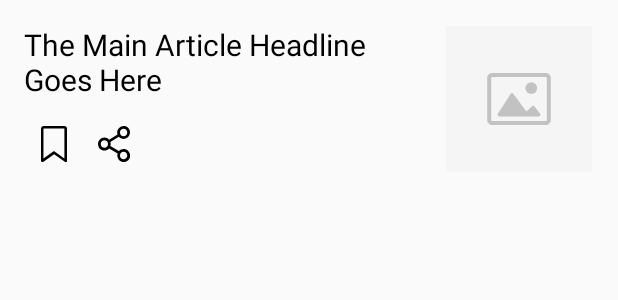
After one commit to danieldogeanu/NewsApp, an Android app: the layout news_item.xml on its own in the app's theme, with its tools: preview values and no code run, on a phone screen of 412 x 824 dp. The commit adds this screen. Shown: the top 300 px of the screen. Run offline under Robolectric (Android 15) with nearby library versions, the phone set to English and light mode, and no system bars.

Commit message:
Added News Item Layout File

```diff
--- /dev/null
+++ b/app/src/main/res/drawable/btn_bookmark.xml
@@ -0,0 +1,14 @@
+<?xml version="1.0" encoding="utf-8"?>
+<selector
+    xmlns:android="http://schemas.android.com/apk/res/android"
+    android:enterFadeDuration="@android:integer/config_shortAnimTime"
+    android:exitFadeDuration="@android:integer/config_mediumAnimTime">
+    <item
+        android:state_pressed="true"
+        android:drawable="@drawable/ic_bookmark_active" />
+    <item
+        android:state_active="true"
+        android:drawable="@drawable/ic_bookmark_active" />
+    <item
+        android:drawable="@drawable/ic_bookmark" />
+</selector>
--- /dev/null
+++ b/app/src/main/res/drawable/btn_share.xml
@@ -0,0 +1,14 @@
+<?xml version="1.0" encoding="utf-8"?>
+<selector
+    xmlns:android="http://schemas.android.com/apk/res/android"
+    android:enterFadeDuration="@android:integer/config_shortAnimTime"
+    android:exitFadeDuration="@android:integer/config_mediumAnimTime">
+    <item
+        android:state_pressed="true"
+        android:drawable="@drawable/ic_share_active" />
+    <item
+        android:state_active="true"
+        android:drawable="@drawable/ic_share_active" />
+    <item
+        android:drawable="@drawable/ic_share" />
+</selector>
--- /dev/null
+++ b/app/src/main/res/drawable/ic_bookmark.xml
@@ -0,0 +1,9 @@
+<vector xmlns:android="http://schemas.android.com/apk/res/android"
+    android:width="17dp"
+    android:height="24dp"
+    android:viewportWidth="17"
+    android:viewportHeight="24">
+  <path
+      android:fillColor="#FF000000"
+      android:pathData="M0.7,24.0378c-0.4,0 -0.7,-0.4 -0.7,-0.8v-21.3c0,-1 0.8,-1.9 1.9,-1.9h13.3c1,0 1.9,0.9 1.9,1.9v21.3c0,0.5 -0.4,0.8 -0.8,0.8c-0.2,0 -0.3,-0.1 -0.5,-0.1l-7.2,-5.1l-7.2,5.1C1.1,23.9378 0.9,24.0378 0.7,24.0378zM1.6,21.6378l6.4,-4.6c0.3,-0.2 0.6,-0.2 0.9,0l6.4,4.6v-19.7c0,-0.2 -0.1,-0.3 -0.3,-0.3L1.9,1.6378c-0.2,0 -0.3,0.1 -0.3,0.3L1.6,21.6378z"/>
+</vector>
--- /dev/null
+++ b/app/src/main/res/drawable/ic_bookmark_active.xml
@@ -0,0 +1,9 @@
+<vector xmlns:android="http://schemas.android.com/apk/res/android"
+    android:width="17dp"
+    android:height="24dp"
+    android:viewportWidth="17"
+    android:viewportHeight="24">
+  <path
+      android:fillColor="#FF939393"
+      android:pathData="M0.7,24.0378c-0.4,0 -0.7,-0.4 -0.7,-0.8v-21.3c0,-1 0.8,-1.9 1.9,-1.9h13.3c1,0 1.9,0.9 1.9,1.9v21.3c0,0.5 -0.4,0.8 -0.8,0.8c-0.2,0 -0.3,-0.1 -0.5,-0.1l-7.2,-5.1l-7.2,5.1C1.1,23.9378 0.9,24.0378 0.7,24.0378zM1.6,21.6378l6.4,-4.6c0.3,-0.2 0.6,-0.2 0.9,0l6.4,4.6v-19.7c0,-0.2 -0.1,-0.3 -0.3,-0.3L1.9,1.6378c-0.2,0 -0.3,0.1 -0.3,0.3L1.6,21.6378z"/>
+</vector>
--- /dev/null
+++ b/app/src/main/res/drawable/ic_share.xml
@@ -0,0 +1,9 @@
+<vector xmlns:android="http://schemas.android.com/apk/res/android"
+    android:width="21dp"
+    android:height="24dp"
+    android:viewportWidth="21"
+    android:viewportHeight="24">
+  <path
+      android:fillColor="#FF000000"
+      android:pathData="M16.8,15.3c-1.2,0 -2.3,0.5 -3.1,1.4l-5.6,-3.4c0.3,-0.9 0.3,-1.8 0,-2.7l5.6,-3.4c0.8,0.9 1.9,1.4 3.1,1.4c2.3,0 4.2,-2 4.2,-4.4S19.1,0 16.8,0c-2.3,0 -4.2,2 -4.2,4.4c0,0.5 0.1,0.9 0.2,1.3L7.3,9.1C6.5,8.2 5.4,7.6 4.2,7.6C1.9,7.6 0,9.6 0,12s1.9,4.4 4.2,4.4c1.2,0 2.3,-0.5 3.1,-1.4l5.6,3.4c-0.1,0.4 -0.2,0.9 -0.2,1.3c0,2.4 1.9,4.4 4.2,4.4c2.3,0 4.2,-2 4.2,-4.4C21,17.2 19.1,15.3 16.8,15.3zM16.8,22.2c-1.3,0 -2.4,-1.1 -2.4,-2.5c0,-1.4 1.1,-2.5 2.4,-2.5s2.4,1.1 2.4,2.5C19.2,21 18.2,22.2 16.8,22.2zM4.2,14.5c-1.3,0 -2.4,-1.1 -2.4,-2.5s1.1,-2.5 2.4,-2.5s2.4,1.1 2.4,2.5S5.5,14.5 4.2,14.5zM16.8,1.8c1.3,0 2.4,1.1 2.4,2.5s-1.1,2.5 -2.4,2.5s-2.4,-1.1 -2.4,-2.5S15.5,1.8 16.8,1.8z"/>
+</vector>
--- /dev/null
+++ b/app/src/main/res/drawable/ic_share_active.xml
@@ -0,0 +1,9 @@
+<vector xmlns:android="http://schemas.android.com/apk/res/android"
+    android:width="21dp"
+    android:height="24dp"
+    android:viewportWidth="21"
+    android:viewportHeight="24">
+  <path
+      android:fillColor="#FF939393"
+      android:pathData="M16.8,15.3c-1.2,0 -2.3,0.5 -3.1,1.4l-5.6,-3.4c0.3,-0.9 0.3,-1.8 0,-2.7l5.6,-3.4c0.8,0.9 1.9,1.4 3.1,1.4c2.3,0 4.2,-2 4.2,-4.4S19.1,0 16.8,0c-2.3,0 -4.2,2 -4.2,4.4c0,0.5 0.1,0.9 0.2,1.3L7.3,9.1C6.5,8.2 5.4,7.6 4.2,7.6C1.9,7.6 0,9.6 0,12s1.9,4.4 4.2,4.4c1.2,0 2.3,-0.5 3.1,-1.4l5.6,3.4c-0.1,0.4 -0.2,0.9 -0.2,1.3c0,2.4 1.9,4.4 4.2,4.4c2.3,0 4.2,-2 4.2,-4.4C21,17.2 19.1,15.3 16.8,15.3zM16.8,22.2c-1.3,0 -2.4,-1.1 -2.4,-2.5c0,-1.4 1.1,-2.5 2.4,-2.5s2.4,1.1 2.4,2.5C19.2,21 18.2,22.2 16.8,22.2zM4.2,14.5c-1.3,0 -2.4,-1.1 -2.4,-2.5s1.1,-2.5 2.4,-2.5s2.4,1.1 2.4,2.5S5.5,14.5 4.2,14.5zM16.8,1.8c1.3,0 2.4,1.1 2.4,2.5s-1.1,2.5 -2.4,2.5s-2.4,-1.1 -2.4,-2.5S15.5,1.8 16.8,1.8z"/>
+</vector>
--- /dev/null
+++ b/app/src/main/res/drawable/placeholder.xml
@@ -0,0 +1,18 @@
+<vector xmlns:android="http://schemas.android.com/apk/res/android"
+    android:width="150dp"
+    android:height="150dp"
+    android:viewportWidth="150"
+    android:viewportHeight="150">
+  <path
+      android:pathData="M2,2h146v146h-146z"
+      android:fillColor="#F5F5F5"/>
+  <path
+      android:pathData="M101.7,101.1H48.3c-2.8,0 -5.1,-2.3 -5.1,-5.1c0,0 0,0 0,0V54.1c0,-2.8 2.3,-5.1 5.1,-5.1c0,0 0,0 0,0h53.4c2.8,0 5.1,2.3 5.1,5.1c0,0 0,0 0,0v41.9C106.8,98.8 104.5,101.1 101.7,101.1C101.7,101.1 101.7,101.1 101.7,101.1zM48.3,52.9c-0.6,0 -1.1,0.5 -1.1,1.1l0,0v41.9c0,0.6 0.5,1.1 1.1,1.1c0,0 0,0 0,0h53.4c0.6,0 1.1,-0.5 1.1,-1.1V54.1c0,-0.6 -0.5,-1.1 -1.1,-1.1H48.3z"
+      android:fillColor="#C2C2C2"/>
+  <path
+      android:pathData="M55.2,92.4h39.5c0.9,0 1.7,-0.7 1.7,-1.6c0,-0.4 -0.1,-0.7 -0.3,-1l-5.5,-7.4c-0.5,-0.8 -1.6,-0.9 -2.4,-0.4c-0.1,0 -0.1,0.1 -0.2,0.2l-5.6,5.3l-13,-17.6C69,69 68,68.9 67.2,69.4c-0.2,0.1 -0.3,0.3 -0.4,0.4l-13,19.9c-0.5,0.8 -0.3,1.8 0.5,2.3C54.6,92.3 54.9,92.4 55.2,92.4z"
+      android:fillColor="#C2C2C2"/>
+  <path
+      android:pathData="M87.3,64.1m-5.9,0a5.9,5.9 0,1 1,11.8 0a5.9,5.9 0,1 1,-11.8 0"
+      android:fillColor="#C2C2C2"/>
+</vector>
--- /dev/null
+++ b/app/src/main/res/layout/news_item.xml
@@ -0,0 +1,60 @@
+<?xml version="1.0" encoding="utf-8"?>
+<RelativeLayout xmlns:android="http://schemas.android.com/apk/res/android"
+    xmlns:tools="http://schemas.android.com/tools"
+    android:layout_width="match_parent"
+    android:layout_height="132dp"
+    xmlns:app="http://schemas.android.com/apk/res-auto"
+    android:padding="16dp">
+
+    <TextView
+        android:id="@+id/newsHeadline"
+        android:layout_width="wrap_content"
+        android:layout_height="wrap_content"
+        android:layout_alignParentTop="true"
+        android:layout_alignParentStart="true"
+        android:layout_toStartOf="@id/newsThumbnail"
+        android:fontFamily="sans-serif-bold"
+        tools:text="@string/placeholder_headline"
+        android:textSize="20sp"
+        android:textColor="@color/colorBlack"
+        android:textAllCaps="false"
+        android:maxLines="2" />
+
+    <LinearLayout
+        android:id="@+id/newsButtons"
+        android:orientation="horizontal"
+        android:layout_width="wrap_content"
+        android:layout_height="wrap_content"
+        android:layout_alignParentStart="true"
+        android:layout_alignParentBottom="true"
+        android:layout_toStartOf="@id/newsThumbnail">
+
+        <ImageButton
+            android:id="@+id/bookmarkBtn"
+            android:layout_width="40dp"
+            android:layout_height="40dp"
+            android:contentDescription="@string/cd_bookmark_btn"
+            android:background="@android:color/transparent"
+            app:srcCompat="@drawable/btn_bookmark" />
+
+        <ImageButton
+            android:id="@+id/shareBtn"
+            android:layout_width="40dp"
+            android:layout_height="40dp"
+            android:contentDescription="@string/cd_bookmark_btn"
+            android:background="@android:color/transparent"
+            app:srcCompat="@drawable/btn_share" />
+
+    </LinearLayout>
+
+    <ImageView
+        android:id="@+id/newsThumbnail"
+        android:layout_width="100dp"
+        android:layout_height="100dp"
+        android:layout_marginStart="10dp"
+        android:layout_alignParentEnd="true"
+        android:layout_alignParentTop="true"
+        android:contentDescription="@string/cd_news_thumb"
+        tools:src="@drawable/placeholder" />
+
+</RelativeLayout>
--- a/app/src/main/res/values/strings.xml
+++ b/app/src/main/res/values/strings.xml
@@ -1,3 +1,9 @@
 <resources>
     <string name="app_name">News App</string>
+
+    <string name="placeholder_headline">The Main Article Headline Goes Here</string>
+
+    <string name="cd_news_thumb">Article Thumbnail</string>
+    <string name="cd_bookmark_btn">Bookmark</string>
+    <string name="cd_share_btn">Share</string>
 </resources>
```
